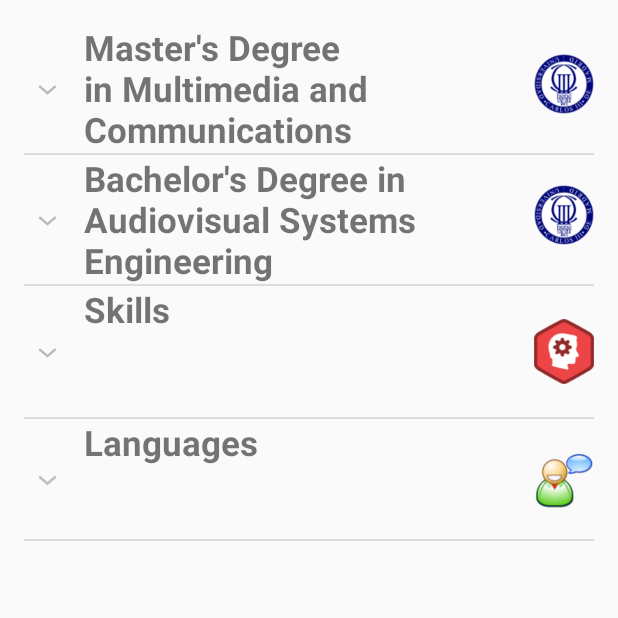
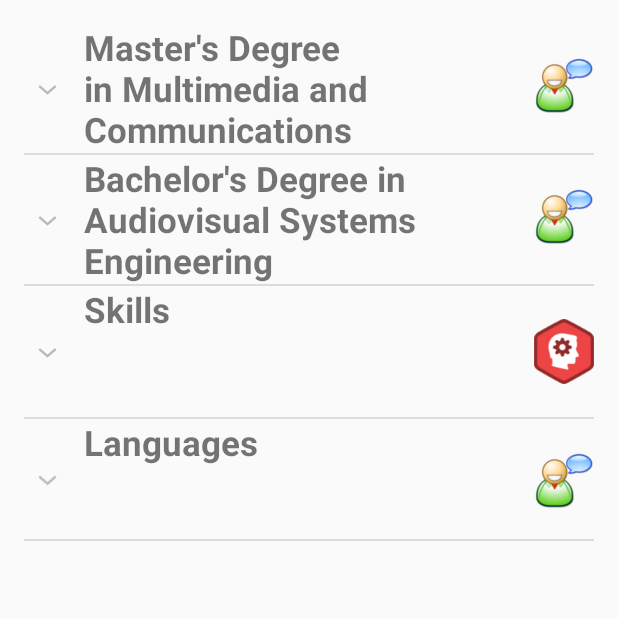
Before and after one commit to alvarodelaserna/CurriculumVitaeApp, an Android app: the EducationActivity screen opened directly, with no data from a screen before it, on a phone screen of 412 x 824 dp, the top half of it. Run offline under Robolectric (Android 15) with nearby library versions, the phone set to English and light mode, and no system bars.

Commit message:
Refactor classes after code inspection

```diff
--- a/app/src/main/java/com/asm/curriculumvitaeapp/activities/EducationActivity.java
+++ b/app/src/main/java/com/asm/curriculumvitaeapp/activities/EducationActivity.java
@@ -14,10 +14,10 @@ import java.util.List;
 
 public class EducationActivity extends Activity {
 
-    ExpandableListAdapter expandableListAdapter;
-    ExpandableListView expandableListView;
-    List<String> listDataHeader;
-    HashMap<String, List<String>> listDataChild;
+    private ExpandableListAdapter expandableListAdapter;
+    private ExpandableListView expandableListView;
+    private List<String> listDataHeader;
+    private HashMap<String, List<String>> listDataChild;
 
     @Override
     protected void onCreate(Bundle savedInstanceState) {
--- a/app/src/main/java/com/asm/curriculumvitaeapp/activities/ExperienceActivity.java
+++ b/app/src/main/java/com/asm/curriculumvitaeapp/activities/ExperienceActivity.java
@@ -4,9 +4,6 @@ import android.net.Uri;
 import android.os.Bundle;
 import android.support.v4.app.FragmentActivity;
 import android.support.v4.app.FragmentTransaction;
-import android.util.Log;
-import android.view.View;
-import android.widget.ImageButton;
 
 import com.asm.curriculumvitaeapp.R;
 import com.asm.curriculumvitaeapp.fragments.ExperienceFragment;
@@ -16,7 +13,6 @@ import com.asm.curriculumvitaeapp.fragments.JobFragment;
 public class ExperienceActivity extends FragmentActivity implements ExperienceFragment.OnFragmentInteractionListener, JobFragment.OnFragmentInteractionListener {
 
     private final String TAG = ExperienceActivity.class.getCanonicalName();
-    private final String TAG_EXPERIENCE = "experience";
 
     @Override
     protected void onCreate(Bundle savedInstanceState) {
@@ -29,6 +25,7 @@ public class ExperienceActivity extends FragmentActivity implements ExperienceFr
             }
             ExperienceFragment experienceFragment = new ExperienceFragment();
             FragmentTransaction fragmentTransaction = getSupportFragmentManager().beginTransaction();
+            String TAG_EXPERIENCE = "experience";
             fragmentTransaction.add(R.id.fragment_container, experienceFragment, TAG_EXPERIENCE);
             fragmentTransaction.commit();
         }
--- a/app/src/main/java/com/asm/curriculumvitaeapp/adapters/ExpandableListAdapter.java
+++ b/app/src/main/java/com/asm/curriculumvitaeapp/adapters/ExpandableListAdapter.java
@@ -19,10 +19,10 @@ import java.util.List;
  */
 public class ExpandableListAdapter extends BaseExpandableListAdapter {
 
-    private Context _context;
-    private List<String> _listDataHeader; // header titles
+    private final Context _context;
+    private final List<String> _listDataHeader; // header titles
     // child data in format of header title, child title
-    private HashMap<String, List<String>> _listDataChild;
+    private final HashMap<String, List<String>> _listDataChild;
 
     public ExpandableListAdapter(Context context, List<String> listDataHeader,
                                  HashMap<String, List<String>> listChildData) {
@@ -85,7 +85,6 @@ public class ExpandableListAdapter extends BaseExpandableListAdapter {
     @Override
     public View getGroupView(int groupPosition, boolean isExpanded,
                              View convertView, ViewGroup parent) {
-        GroupHolder holder = new GroupHolder();
         String headerTitle = (String) getGroup(groupPosition);
         if (convertView == null) {
             LayoutInflater layoutInflater = (LayoutInflater) this._context
@@ -95,34 +94,29 @@ public class ExpandableListAdapter extends BaseExpandableListAdapter {
 
         final ImageView logo = (ImageView)convertView.findViewById(R.id.icon);
 
+        if(groupPosition==2) {
+            logo.setImageResource(R.drawable.skills);
+        }else{
+            logo.setImageResource(R.drawable.languages);
+        }
+
+
         TextView listHeader = (TextView) convertView
                 .findViewById(R.id.lblListHeader);
         listHeader.setTypeface(null, Typeface.BOLD);
         listHeader.setText(headerTitle);
 
-        holder.groupName = listHeader;
-        holder.image = logo;
-        if(groupPosition==2) {
-            holder.image.setImageResource(R.drawable.skills);
-        }else if(groupPosition==3) {
-            holder.image.setImageResource(R.drawable.languages);
-        }
-        convertView.setTag(holder);
         return convertView;
     }
 
     @Override
     public boolean hasStableIds() {
-        return false;
+        return true;
     }
 
     @Override
     public boolean isChildSelectable(int groupPosition, int childPosition) {
-        return true;
+        return false;
     }
 
-    private static class GroupHolder {
-        public TextView groupName;
-        public ImageView image;
-    }
 }
--- a/app/src/main/java/com/asm/curriculumvitaeapp/core/CurriculumVitaeApp.java
+++ b/app/src/main/java/com/asm/curriculumvitaeapp/core/CurriculumVitaeApp.java
@@ -2,7 +2,6 @@ package com.asm.curriculumvitaeapp.core;
 
 import android.app.Application;
 import android.content.Context;
-import android.util.Log;
 
 /**
  * Created by alvaro on 16/09/15.
--- a/app/src/main/java/com/asm/curriculumvitaeapp/fragments/JobFragment.java
+++ b/app/src/main/java/com/asm/curriculumvitaeapp/fragments/JobFragment.java
@@ -1,8 +1,6 @@
 package com.asm.curriculumvitaeapp.fragments;
 
-import android.app.Activity;
 import android.content.Context;
-import android.graphics.drawable.Drawable;
 import android.net.Uri;
 import android.os.Bundle;
 import android.support.v4.app.Fragment;
@@ -99,7 +97,7 @@ public class JobFragment extends Fragment {
 
     public interface OnFragmentInteractionListener {
         // TODO: Update argument type and name
-        public void onFragmentInteraction(Uri uri);
+        void onFragmentInteraction(Uri uri);
     }
 
 }
```
Also changed, not shown: app/src/main/java/com/asm/curriculumvitaeapp/activities/MainActivity.java (+5 -7 lines), app/src/main/java/com/asm/curriculumvitaeapp/core/CurriculumVitaeAppUtils.java (+6 -6 lines), app/src/main/java/com/asm/curriculumvitaeapp/fragments/ExperienceFragment.java (+6 -9 lines).
